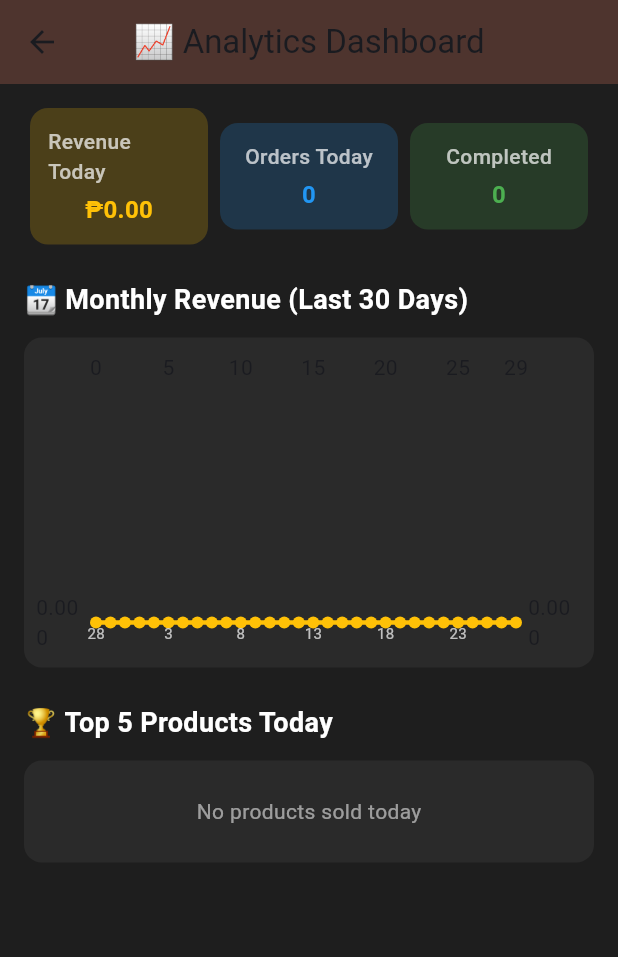
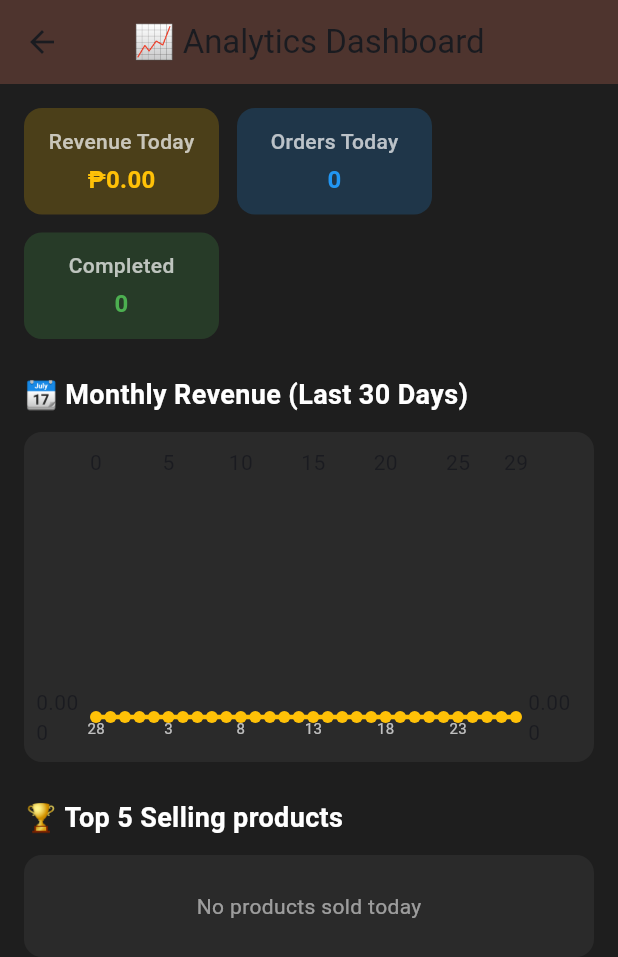
Before and after one commit to fantacymaker2/flutter_application_1, a Flutter app: the AnalyticsPage screen opened directly, on a phone screen of 412 x 824 dp. Shown: the top 957 px of the screen. Run offline on Flutter 3.47's test engine with Material 3 defaults, Android fonts, the phone set to English and light mode, and no system bars; drawn by our look-alikes of fl_chart; our stand-ins replace cloud_firestore, firebase_auth, firebase_core, google_sign_in, image_picker, printing; missing offline and left inert: cloudinary_public; accounts and stored records are empty.

Commit message:
app update

```diff
--- a/lib/pages/analytics_page.dart
+++ b/lib/pages/analytics_page.dart
@@ -69,13 +69,15 @@ if (date == null) continue;
         final items = List<Map<String, dynamic>>.from(data['items'] ?? []);
 
         // === Today's stats ===
-        if (date.isAfter(startOfDay) && date.isBefore(endOfDay)) {
+if (!date.isBefore(startOfDay) && !date.isAfter(endOfDay)) {
   totalOrders++;
   if (status == 'completed' || status == 'ready') {
     completedCount++;
     totalRevenue += total;
   }
+}
 
+// === Top products (all time / last 30 days) ===
 for (var item in items) {
   final name = item['name'];
   final qty = (item['quantity'] ?? 0).toInt();
@@ -87,7 +89,6 @@ if (date == null) continue;
 
   productStats[name]!['quantity'] += qty;
   productStats[name]!['revenue'] += qty * price;
-          }
 }
 
         // === Monthly stats ===
@@ -141,11 +142,11 @@ if (date == null) continue;
           crossAxisAlignment: CrossAxisAlignment.start,
           children: [
             // ====== STATS CARDS ======
-            Row(
-              mainAxisAlignment: MainAxisAlignment.spaceEvenly,
+            Wrap(
+  spacing: 12, // horizontal spacing between cards
+  runSpacing: 12, // vertical spacing when wrapping
   children: [
-                _buildStatCard(
-                    "Revenue Today", "₱${todayRevenue.toStringAsFixed(2)}", Colors.amber),
+    _buildStatCard("Revenue Today", "₱${todayRevenue.toStringAsFixed(2)}", Colors.amber),
     _buildStatCard("Orders Today", "$ordersToday", Colors.blue),
     _buildStatCard("Completed", "$completedToday", Colors.green),
   ],
@@ -223,7 +224,7 @@ if (date == null) continue;
 
             // ====== TOP 5 PRODUCTS LIST ======
             const Text(
-              "🏆 Top 5 Products Today",
+              "🏆 Top 5 Selling products",
               style: TextStyle(
                   color: Colors.white,
                   fontSize: 18,
@@ -278,9 +279,8 @@ if (date == null) continue;
   }
 
   Widget _buildStatCard(String title, String value, Color color) {
-    return Expanded(
-      child: Container(
-        margin: const EdgeInsets.symmetric(horizontal: 4),
+  return Container(
+    width: 130, // set a fixed width or let it size naturally
     padding: const EdgeInsets.all(12),
     decoration: BoxDecoration(
       color: color.withOpacity(0.2),
@@ -296,11 +296,8 @@ if (date == null) continue;
         const SizedBox(height: 4),
         Text(value,
             style: TextStyle(
-                    color: color,
-                    fontWeight: FontWeight.bold,
-                    fontSize: 16)),
+                color: color, fontWeight: FontWeight.bold, fontSize: 16)),
       ],
-        ),
     ),
   );
 }
--- a/lib/pages/menu_page.dart
+++ b/lib/pages/menu_page.dart
@@ -222,9 +222,7 @@ Future<void> _initData() async {
         _cart.add({...item, 'quantity': 1});
       }
     });
-    ScaffoldMessenger.of(context).showSnackBar(
-      SnackBar(content: Text('${item['name']} added to cart')),
-    );
+
   }
 
   void _toggleCart() {
--- a/pubspec.yaml
+++ b/pubspec.yaml
@@ -29,6 +29,7 @@ dev_dependencies:
   flutter_test:
     sdk: flutter
   flutter_lints: ^6.0.0
+  flutter_launcher_icons: 0.14.4
 
 flutter:
   uses-material-design: true
@@ -37,3 +38,8 @@ flutter:
     - assets/burger_bg.jpg
     - assets/google.png
     - assets/qr-code.jpg
+
+flutter_icons:
+  android: true
+  ios: false
+  image_path: "assets/icons/icon.png"
```
Also changed, not shown: lib/main.dart (+9 -3 lines), lib/pages/inventory_page.dart (+17 -12 lines), lib/pages/order_history_page.dart (+24 -19 lines), lib/pages/orders_page.dart (+51 -21 lines), assets/icons/icon.png (added), pubspec.lock, 9 other files. Lines whose indentation alone changed are shown as unchanged.
